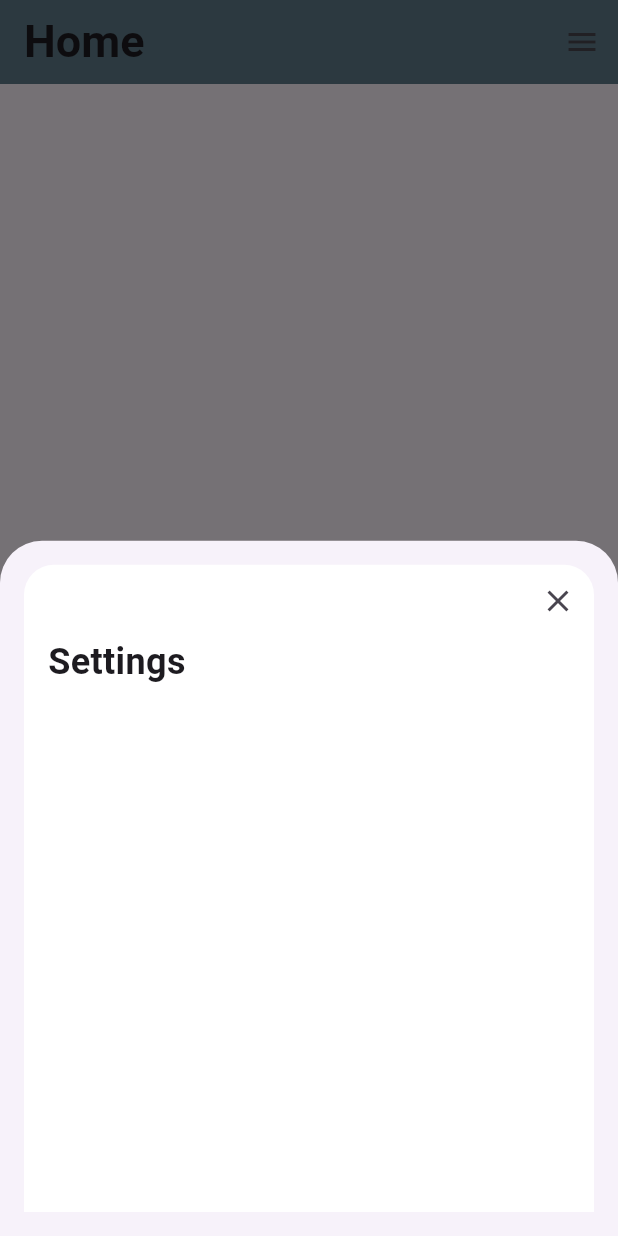
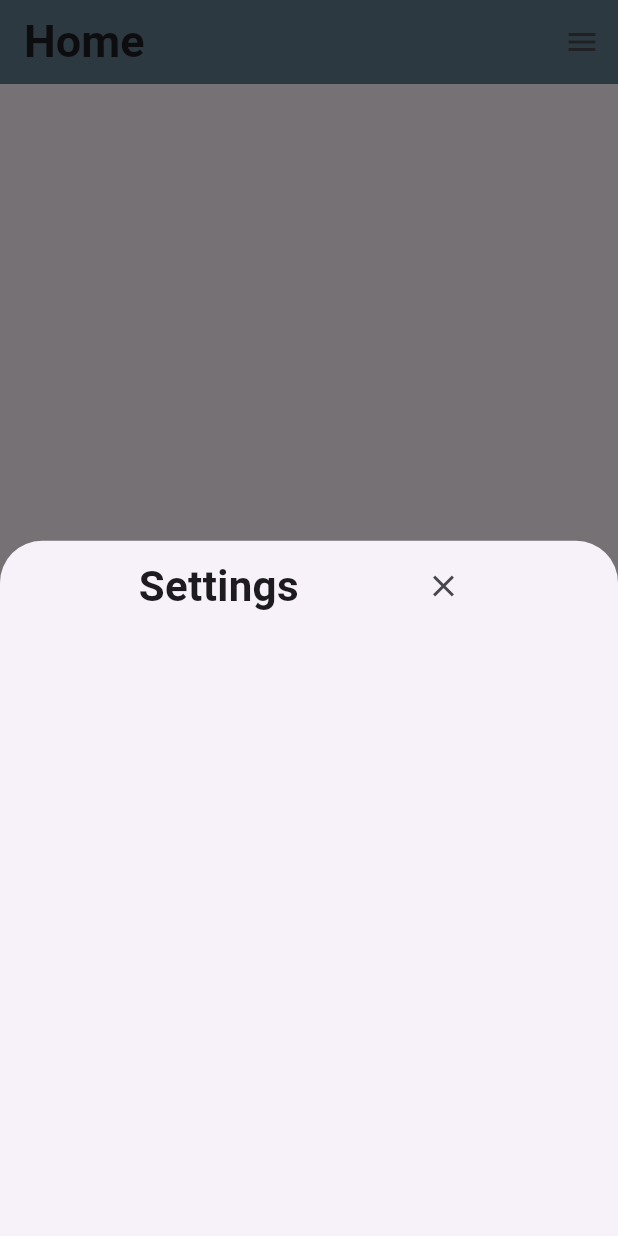
Before and after one commit to AnEclaire/dsgreader, a Flutter app: the screen it shows after launch, in the side drawer, after a tap on "Settings", on a phone screen of 412 x 824 dp. Run offline on Flutter 3.47's test engine with Material 3 defaults, Android fonts, the light colour scheme and no system bars.

Commit message:
Misc changes throughout app

```diff
--- a/lib/SettingsPage.dart
+++ b/lib/SettingsPage.dart
@@ -8,10 +8,9 @@ class SettingsPage extends StatelessWidget {
     return Scaffold(
       backgroundColor: Colors.transparent,
       body: Padding(
-        padding: const EdgeInsets.all(16.0),
+        padding: const EdgeInsets.symmetric(vertical: 6, horizontal: 20), // May use this to add an outline to the entirety of the frame
         child: Container(
           decoration: const BoxDecoration(
-            color: Colors.white,
             borderRadius: BorderRadius.only(
               topLeft: Radius.circular(20),
               topRight: Radius.circular(20),
@@ -21,8 +20,15 @@ class SettingsPage extends StatelessWidget {
             crossAxisAlignment: CrossAxisAlignment.start,
             children: [
               Row(
-                mainAxisAlignment: MainAxisAlignment.end,
+                mainAxisAlignment: MainAxisAlignment.spaceEvenly,
                 children: [
+                  const Text(
+                    'Settings',
+                    style: TextStyle(
+                      fontSize: 28,
+                      fontWeight: FontWeight.bold,
+                    ),
+                  ),
                   IconButton(
                     icon: const Icon(Icons.close),
                     onPressed: () {
@@ -33,13 +39,6 @@ class SettingsPage extends StatelessWidget {
               ),
               const Padding(
                 padding: EdgeInsets.symmetric(horizontal: 16.0),
-                child: Text(
-                  'Settings',
-                  style: TextStyle(
-                    fontSize: 24,
-                    fontWeight: FontWeight.bold,
-                  ),
-                ),
               ),
               const SizedBox(height: 20),
               // Add your settings widgets here
--- a/lib/main.dart
+++ b/lib/main.dart
@@ -16,12 +16,29 @@ class MyApp extends StatelessWidget {
     return MaterialApp(
       title: 'DSG Reader',
       debugShowCheckedModeBanner: false,
-      theme: ThemeData(
-        primarySwatch: Colors.blue,
-      ),
+      theme: dsgrThemes.lightTheme,
+      darkTheme: dsgrThemes.darkTheme,
+      themeMode: ThemeMode.system,
       home: const BottomNavigation(),
     );
   }
+}
+
+class dsgrColors {
+  static final lightModeColor = Color(0xFF37474f);
+  static final darkModeColor = Color(0xFF01111);
+}
+
+class dsgrThemes {
+  static final lightTheme = ThemeData(
+    primaryColor: dsgrColors.lightModeColor,
+    brightness: Brightness.light,
+  );
+
+  static final darkTheme = ThemeData(
+    primaryColor: dsgrColors.darkModeColor,
+    brightness: Brightness.dark,
+  );
 }
 
 class BottomNavigation extends StatefulWidget {
@@ -112,6 +129,7 @@ class _BottomNavigationState extends State<BottomNavigation> {
             label: 'History',
           ),
         ],
+        selectedItemColor: Colors.amber[800],
       ),
       endDrawer: Drawer(
         child: ListView(
@@ -139,12 +157,14 @@ class _BottomNavigationState extends State<BottomNavigation> {
                 );
               },
             ),
+            const Divider(),
             ListTile(
               title: const Text('Connections'),
               onTap: () {
                 // Add functionality
               },
             ),
+            const Divider(),
             ListTile(
               title: const Text('About'),
               onTap: () {
```
